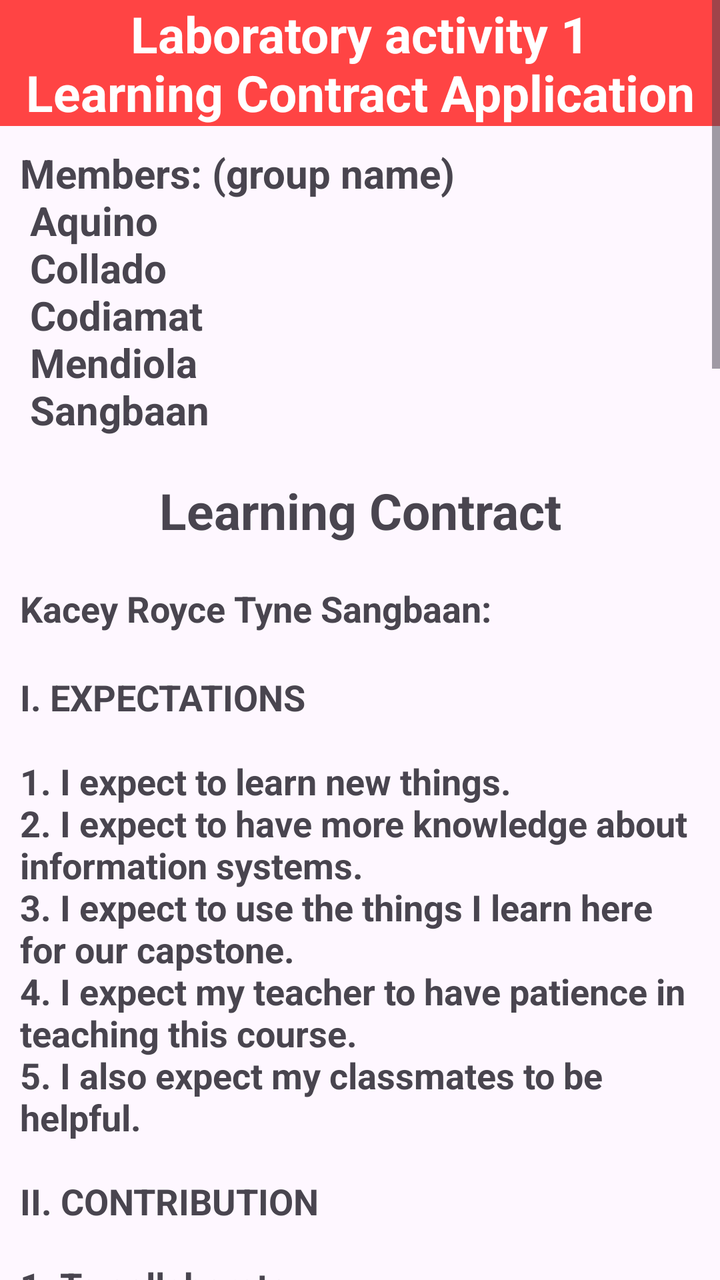
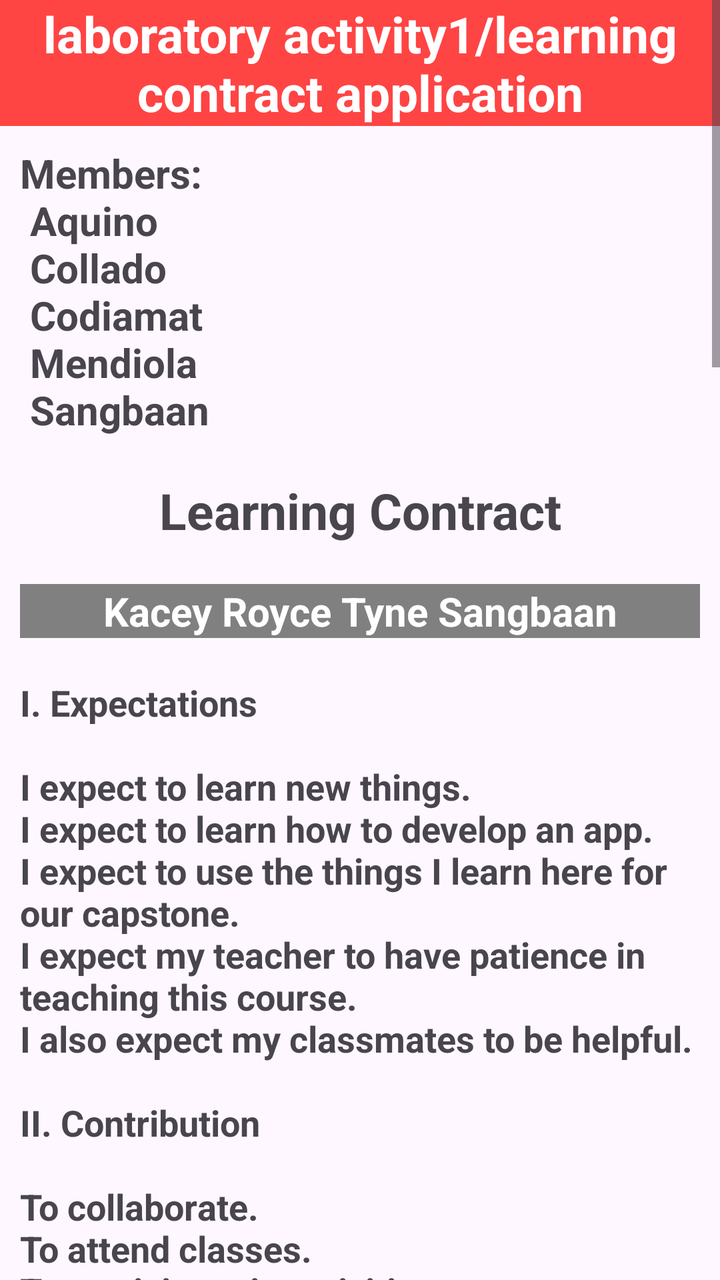

Compare the two renders of this Android layout. The source of the first and the diff that turns it into the second are given below.
<!-- AndroidManifest.xml: application theme Theme.CC17Lab1 -->
<!-- res/layout/test1.xml -->
<?xml version="1.0" encoding="utf-8"?>
<ScrollView xmlns:android="http://schemas.android.com/apk/res/android"
    xmlns:tools="http://schemas.android.com/tools"
    android:layout_width="wrap_content"
    android:layout_height="wrap_content"
    android:id="@+id/main">
    <LinearLayout
        android:layout_width="match_parent"
        android:layout_height="match_parent"
        android:orientation="vertical">

        <TextView
            android:id="@+id/title"
            android:layout_width="match_parent"
            android:layout_height="match_parent"
            android:text="@string/laboratory_activity_1_nlearning_contract_application"
            android:background="@android:color/holo_red_light"
            android:textColor="@android:color/white"
            android:textAlignment="center"
            android:textSize="25sp"
            android:textStyle="bold">
        </TextView>

        <TextView
            android:id="@+id/members"
            android:layout_width="match_parent"
            android:layout_height="match_parent"
            android:text="@string/members_group_name_n_aquino_n_collado_n_codiamat_n_mendiola_n_sangbaan"
            android:layout_margin="10sp"
            android:textStyle="bold"
            android:textSize="20sp"
            >
        </TextView>

        <TextView
            android:id="@+id/lcontract"
            android:layout_width="match_parent"
            android:layout_height="match_parent"
            android:layout_margin="10sp"
            android:text="@string/learning_contract"
            android:textAlignment="center"
            android:textSize="25sp"
            android:textStyle="bold">

        </TextView>
        
        <TextView
            android:id="@+id/name"
            android:layout_width="match_parent"
            android:layout_height="match_parent"
            android:text="@string/kacey_royce_tyne_sangbaan"
            android:textAlignment="viewStart"
            android:layout_margin="10sp"
            android:textSize="18sp"
            android:textStyle="bold">
        </TextView>

        <TextView
            android:id="@+id/contents"
            android:layout_width="match_parent"
            android:layout_height="match_parent"
            android:text="@string/i_expectations_n_n1_i_expect_to_learn_new_things_n2_i_expect_to_have_more_knowledge_about_information_systems_n3_i_expect_to_use_the_things_i_learn_here_for_our_capstone_n4_i_expect_my_teacher_to_have_patience_in_teaching_this_course_n5_i_also_expect_my_classmates_to_be_helpful_n_nii_contribution_n_n1_to_collaborate_n2_to_attend_classes_n3_to_participate_in_activities_n4_exert_enough_effort_to_pass_n5_to_help_my_classmates_when_they_are_having_a_hard_time_and_i_am_understanding_the_lesson_n_niii_motivations_n_n1_high_tuition_n2_my_loved_ones_n3_the_importance_of_this_course_to_my_future_n4_to_gain_more_knowledge_n5_finishing_this_course_n_niv_hindrances_n_n1_laziness_n2_lack_of_prior_knowledge_n3_easily_getting_uninterested_or_a_sense_of_ennui_n4_getting_easily_tired_when_there_s_a_lot_of_activities_n5_sometimes_being_late_because_of_staying_up_all_night"
            android:textAlignment="viewStart"
            android:layout_margin="10sp"
            android:textSize="18sp"
            android:textStyle="bold">
        </TextView>

        
        <TextView
            android:id="@+id/ivan"
            android:layout_width="match_parent"
            android:layout_height="match_parent"
            android:text="@string/ivan_dave_mendiola"
            android:textAlignment="viewStart"
            android:layout_margin="10sp"
            android:textSize="18sp"
            android:textStyle="bold">
        </TextView>

        <TextView
            android:id="@+id/description"
            android:layout_width="match_parent"
            android:layout_height="match_parent"
            android:text="@string/expectations_1_i_expect_that_this_subject_will_be_fun_and_engaging_2_i_expect_to_gain_a_deep_understanding_of_how_to_create_an_application_3_i_expect_to_learn_the_rules_about_what_is_the_best_tech_stack_for_developing_an_application_4_i_expect_the_lessons_to_be_a_little_bit_hard_5_i_expect_to_practice_using_real_tools_that_app_development_professionals_use_every_day_contributions_1_i_can_contribute_what_i_know_about_this_course_to_my_classmates_2_i_will_actively_participate_in_activities_3_i_will_help_others_when_needed_4_i_will_actively_listen_to_discussions_5_i_will_pass_everything_on_time_motivations_1_i_want_to_build_a_stable_and_successful_career_for_my_future_2_i_am_working_hard_so_i_can_earn_good_money_later_on_3_i_want_to_succeed_so_i_can_keep_up_with_and_support_my_friends_4_i_want_to_make_my_family_proud_of_my_achievements_5_i_need_to_do_well_to_make_sure_my_tuition_is_a_good_investment_hindrances_1_i_often_feel_tired_in_class_because_of_a_lack_of_sleep_2_my_bad_body_clock_makes_it_hard_to_stay_awake_during_early_lessons_3_i_find_it_difficult_to_stay_on_track_because_i_have_a_hard_time_focusing_4_i_sometimes_struggle_to_start_my_work_because_of_laziness_5_i_tend_to_leave_my_assignments_until_the_last_minute_due_to_procrastination"
            android:textAlignment="viewStart"
            android:layout_margin="10sp"
            android:textSize="18sp"
            android:textStyle="bold">
        </TextView>




    </LinearLayout>

</ScrollView>
<!-- resources referenced by this layout -->
<resources>
  <string name="expectations_1_i_expect_that_this_subject_will_be_fun_and_engaging_2_i_expect_to_gain_a_deep_understanding_of_how_to_create_an_application_3_i_expect_to_learn_the_rules_about_what_is_the_best_tech_stack_for_developing_an_application_4_i_expect_the_lessons_to_be_a_little_bit_hard_5_i_expect_to_practice_using_real_tools_that_app_development_professionals_use_every_day_contributions_1_i_can_contribute_what_i_know_about_this_course_to_my_classmates_2_i_will_actively_participate_in_activities_3_i_will_help_others_when_needed_4_i_will_actively_listen_to_discussions_5_i_will_pass_everything_on_time_motivations_1_i_want_to_build_a_stable_and_successful_career_for_my_future_2_i_am_working_hard_so_i_can_earn_good_money_later_on_3_i_want_to_succeed_so_i_can_keep_up_with_and_support_my_friends_4_i_want_to_make_my_family_proud_of_my_achievements_5_i_need_to_do_well_to_make_sure_my_tuition_is_a_good_investment_hindrances_1_i_often_feel_tired_in_class_because_of_a_lack_of_sleep_2_my_bad_body_clock_makes_it_hard_to_stay_awake_during_early_lessons_3_i_find_it_difficult_to_stay_on_track_because_i_have_a_hard_time_focusing_4_i_sometimes_struggle_to_start_my_work_because_of_laziness_5_i_tend_to_leave_my_assignments_until_the_last_minute_due_to_procrastination">EXPECTATIONS\n1. I expect that this subject will be fun and engaging.\n2. I expect to gain a deep understanding of how to create an application.\n3. I expect to learn the rules about what is the best tech stack for developing an application.\n4. I expect the lessons to be a little bit hard.\n5. I expect to practice using real tools that app development professionals use every day.\n\nCONTRIBUTIONS\n1. I can contribute what I know about this course to my classmates.\n2. I will actively participate in activities.\n3. I will help others when needed.\n4. I will actively listen to discussions.\n5. I will pass everything on time.\n\nMOTIVATIONS\n1. I want to build a stable and successful career for my future.\n2. I am working hard so I can earn good money later on.\n3. I want to succeed so I can keep up with and support my friends.\n4. I want to make my family proud of my achievements.\n5. I need to do well to make sure my tuition is a good investment.\n\nHINDRANCES\n1. I often feel tired in class because of a lack of sleep.\n2. My bad body clock makes it hard to stay awake during early lessons.\n3. I find it difficult to stay on track because I have a hard time focusing.\n4. I sometimes struggle to start my work because of laziness.\n5. I tend to leave my assignments until the last minute due to procrastination.</string>
  <string name="i_expectations_n_n1_i_expect_to_learn_new_things_n2_i_expect_to_have_more_knowledge_about_information_systems_n3_i_expect_to_use_the_things_i_learn_here_for_our_capstone_n4_i_expect_my_teacher_to_have_patience_in_teaching_this_course_n5_i_also_expect_my_classmates_to_be_helpful_n_nii_contribution_n_n1_to_collaborate_n2_to_attend_classes_n3_to_participate_in_activities_n4_exert_enough_effort_to_pass_n5_to_help_my_classmates_when_they_are_having_a_hard_time_and_i_am_understanding_the_lesson_n_niii_motivations_n_n1_high_tuition_n2_my_loved_ones_n3_the_importance_of_this_course_to_my_future_n4_to_gain_more_knowledge_n5_finishing_this_course_n_niv_hindrances_n_n1_laziness_n2_lack_of_prior_knowledge_n3_easily_getting_uninterested_or_a_sense_of_ennui_n4_getting_easily_tired_when_there_s_a_lot_of_activities_n5_sometimes_being_late_because_of_staying_up_all_night">I. EXPECTATIONS\n\n1. I expect to learn new things.\n2. I expect to have more knowledge about information systems.\n3. I expect to use the things I learn here for our capstone.\n4. I expect my teacher to have patience in teaching this course.\n5. I also expect my classmates to be helpful.\n\nII. CONTRIBUTION\n\n1. To collaborate.\n2. To attend classes.\n3. To participate in activities.\n4. Exert enough effort to pass.\n5. To help my classmates when they are having a hard time and I am understanding the lesson.\n\nIII. MOTIVATIONS\n\n1. High tuition.\n2. My loved ones.\n3. The importance of this course to my future.\n4. To gain more knowledge.\n5. Finishing this course.\n\nIV. HINDRANCES\n\n1. Laziness.\n2. Lack of prior knowledge.\n3. Easily getting uninterested or a sense of ennui.\n4. Getting easily tired when there\'s a lot of activities.\n5. Sometimes being late because of staying up all night.</string>
  <string name="ivan_dave_mendiola">Ivan Dave Mendiola</string>
  <string name="kacey_royce_tyne_sangbaan">Kacey Royce Tyne Sangbaan:</string>
  <string name="laboratory_activity_1_nlearning_contract_application">Laboratory activity 1\nLearning Contract Application</string>
  <string name="learning_contract">Learning Contract</string>
  <string name="members_group_name_n_aquino_n_collado_n_codiamat_n_mendiola_n_sangbaan">Members: (group name)\n Aquino\n Collado\n Codiamat\n Mendiola\n Sangbaan</string>
  <!-- unchanged entries left out for length: 2 -->
</resources>

<!-- the commit's change to res/layout/test1.xml (unified diff, before → after) -->
@@ -13,7 +13,7 @@
             android:id="@+id/title"
             android:layout_width="match_parent"
             android:layout_height="match_parent"
-            android:text="@string/laboratory_activity_1_nlearning_contract_application"
+            android:text="@string/title"
             android:background="@android:color/holo_red_light"
             android:textColor="@android:color/white"
             android:textAlignment="center"
@@ -25,7 +25,7 @@
             android:id="@+id/members"
             android:layout_width="match_parent"
             android:layout_height="match_parent"
-            android:text="@string/members_group_name_n_aquino_n_collado_n_codiamat_n_mendiola_n_sangbaan"
+            android:text="@string/members"
             android:layout_margin="10sp"
             android:textStyle="bold"
             android:textSize="20sp"
@@ -37,7 +37,7 @@
             android:layout_width="match_parent"
             android:layout_height="match_parent"
             android:layout_margin="10sp"
-            android:text="@string/learning_contract"
+            android:text="@string/header"
             android:textAlignment="center"
             android:textSize="25sp"
             android:textStyle="bold">
@@ -48,10 +48,12 @@
             android:id="@+id/name"
             android:layout_width="match_parent"
             android:layout_height="match_parent"
-            android:text="@string/kacey_royce_tyne_sangbaan"
-            android:textAlignment="viewStart"
+            android:text="@string/Kacey"
+            android:textColor="@color/white"
+            android:background="@color/gray"
+            android:textAlignment="center"
+            android:textSize="20sp"
             android:layout_margin="10sp"
-            android:textSize="18sp"
             android:textStyle="bold">
         </TextView>
 
@@ -59,7 +61,7 @@
             android:id="@+id/contents"
             android:layout_width="match_parent"
             android:layout_height="match_parent"
-            android:text="@string/i_expectations_n_n1_i_expect_to_learn_new_things_n2_i_expect_to_have_more_knowledge_about_information_systems_n3_i_expect_to_use_the_things_i_learn_here_for_our_capstone_n4_i_expect_my_teacher_to_have_patience_in_teaching_this_course_n5_i_also_expect_my_classmates_to_be_helpful_n_nii_contribution_n_n1_to_collaborate_n2_to_attend_classes_n3_to_participate_in_activities_n4_exert_enough_effort_to_pass_n5_to_help_my_classmates_when_they_are_having_a_hard_time_and_i_am_understanding_the_lesson_n_niii_motivations_n_n1_high_tuition_n2_my_loved_ones_n3_the_importance_of_this_course_to_my_future_n4_to_gain_more_knowledge_n5_finishing_this_course_n_niv_hindrances_n_n1_laziness_n2_lack_of_prior_knowledge_n3_easily_getting_uninterested_or_a_sense_of_ennui_n4_getting_easily_tired_when_there_s_a_lot_of_activities_n5_sometimes_being_late_because_of_staying_up_all_night"
+            android:text="@string/content1"
             android:textAlignment="viewStart"
             android:layout_margin="10sp"
             android:textSize="18sp"
@@ -71,10 +73,12 @@
             android:id="@+id/ivan"
             android:layout_width="match_parent"
             android:layout_height="match_parent"
-            android:text="@string/ivan_dave_mendiola"
-            android:textAlignment="viewStart"
+            android:text="@string/Ivan"
+            android:textColor="@color/white"
+            android:background="@color/gray"
+            android:textAlignment="center"
+            android:textSize="20sp"
             android:layout_margin="10sp"
-            android:textSize="18sp"
             android:textStyle="bold">
         </TextView>
 
@@ -82,7 +86,7 @@
             android:id="@+id/description"
             android:layout_width="match_parent"
             android:layout_height="match_parent"
-            android:text="@string/expectations_1_i_expect_that_this_subject_will_be_fun_and_engaging_2_i_expect_to_gain_a_deep_understanding_of_how_to_create_an_application_3_i_expect_to_learn_the_rules_about_what_is_the_best_tech_stack_for_developing_an_application_4_i_expect_the_lessons_to_be_a_little_bit_hard_5_i_expect_to_practice_using_real_tools_that_app_development_professionals_use_every_day_contributions_1_i_can_contribute_what_i_know_about_this_course_to_my_classmates_2_i_will_actively_participate_in_activities_3_i_will_help_others_when_needed_4_i_will_actively_listen_to_discussions_5_i_will_pass_everything_on_time_motivations_1_i_want_to_build_a_stable_and_successful_career_for_my_future_2_i_am_working_hard_so_i_can_earn_good_money_later_on_3_i_want_to_succeed_so_i_can_keep_up_with_and_support_my_friends_4_i_want_to_make_my_family_proud_of_my_achievements_5_i_need_to_do_well_to_make_sure_my_tuition_is_a_good_investment_hindrances_1_i_often_feel_tired_in_class_because_of_a_lack_of_sleep_2_my_bad_body_clock_makes_it_hard_to_stay_awake_during_early_lessons_3_i_find_it_difficult_to_stay_on_track_because_i_have_a_hard_time_focusing_4_i_sometimes_struggle_to_start_my_work_because_of_laziness_5_i_tend_to_leave_my_assignments_until_the_last_minute_due_to_procrastination"
+            android:text="@string/content2"
             android:textAlignment="viewStart"
             android:layout_margin="10sp"
             android:textSize="18sp"
<!-- resource entries referenced after the edit -->
@@ -1,12 +1,29 @@
 <!-- resources referenced by this layout -->
 <resources>
-  <string name="expectations_1_i_expect_that_this_subject_will_be_fun_and_engaging_2_i_expect_to_gain_a_deep_understanding_of_how_to_create_an_application_3_i_expect_to_learn_the_rules_about_what_is_the_best_tech_stack_for_developing_an_application_4_i_expect_the_lessons_to_be_a_little_bit_hard_5_i_expect_to_practice_using_real_tools_that_app_development_professionals_use_every_day_contributions_1_i_can_contribute_what_i_know_about_this_course_to_my_classmates_2_i_will_actively_participate_in_activities_3_i_will_help_others_when_needed_4_i_will_actively_listen_to_discussions_5_i_will_pass_everything_on_time_motivations_1_i_want_to_build_a_stable_and_successful_career_for_my_future_2_i_am_working_hard_so_i_can_earn_good_money_later_on_3_i_want_to_succeed_so_i_can_keep_up_with_and_support_my_friends_4_i_want_to_make_my_family_proud_of_my_achievements_5_i_need_to_do_well_to_make_sure_my_tuition_is_a_good_investment_hindrances_1_i_often_feel_tired_in_class_because_of_a_lack_of_sleep_2_my_bad_body_clock_makes_it_hard_to_stay_awake_during_early_lessons_3_i_find_it_difficult_to_stay_on_track_because_i_have_a_hard_time_focusing_4_i_sometimes_struggle_to_start_my_work_because_of_laziness_5_i_tend_to_leave_my_assignments_until_the_last_minute_due_to_procrastination">EXPECTATIONS\n1. I expect that this subject will be fun and engaging.\n2. I expect to gain a deep understanding of how to create an application.\n3. I expect to learn the rules about what is the best tech stack for developing an application.\n4. I expect the lessons to be a little bit hard.\n5. I expect to practice using real tools that app development professionals use every day.\n\nCONTRIBUTIONS\n1. I can contribute what I know about this course to my classmates.\n2. I will actively participate in activities.\n3. I will help others when needed.\n4. I will actively listen to discussions.\n5. I will pass everything on time.\n\nMOTIVATIONS\n1. I want to build a stable and successful career for my future.\n2. I am working hard so I can earn good money later on.\n3. I want to succeed so I can keep up with and support my friends.\n4. I want to make my family proud of my achievements.\n5. I need to do well to make sure my tuition is a good investment.\n\nHINDRANCES\n1. I often feel tired in class because of a lack of sleep.\n2. My bad body clock makes it hard to stay awake during early lessons.\n3. I find it difficult to stay on track because I have a hard time focusing.\n4. I sometimes struggle to start my work because of laziness.\n5. I tend to leave my assignments until the last minute due to procrastination.</string>
-  <string name="i_expectations_n_n1_i_expect_to_learn_new_things_n2_i_expect_to_have_more_knowledge_about_information_systems_n3_i_expect_to_use_the_things_i_learn_here_for_our_capstone_n4_i_expect_my_teacher_to_have_patience_in_teaching_this_course_n5_i_also_expect_my_classmates_to_be_helpful_n_nii_contribution_n_n1_to_collaborate_n2_to_attend_classes_n3_to_participate_in_activities_n4_exert_enough_effort_to_pass_n5_to_help_my_classmates_when_they_are_having_a_hard_time_and_i_am_understanding_the_lesson_n_niii_motivations_n_n1_high_tuition_n2_my_loved_ones_n3_the_importance_of_this_course_to_my_future_n4_to_gain_more_knowledge_n5_finishing_this_course_n_niv_hindrances_n_n1_laziness_n2_lack_of_prior_knowledge_n3_easily_getting_uninterested_or_a_sense_of_ennui_n4_getting_easily_tired_when_there_s_a_lot_of_activities_n5_sometimes_being_late_because_of_staying_up_all_night">I. EXPECTATIONS\n\n1. I expect to learn new things.\n2. I expect to have more knowledge about information systems.\n3. I expect to use the things I learn here for our capstone.\n4. I expect my teacher to have patience in teaching this course.\n5. I also expect my classmates to be helpful.\n\nII. CONTRIBUTION\n\n1. To collaborate.\n2. To attend classes.\n3. To participate in activities.\n4. Exert enough effort to pass.\n5. To help my classmates when they are having a hard time and I am understanding the lesson.\n\nIII. MOTIVATIONS\n\n1. High tuition.\n2. My loved ones.\n3. The importance of this course to my future.\n4. To gain more knowledge.\n5. Finishing this course.\n\nIV. HINDRANCES\n\n1. Laziness.\n2. Lack of prior knowledge.\n3. Easily getting uninterested or a sense of ennui.\n4. Getting easily tired when there\'s a lot of activities.\n5. Sometimes being late because of staying up all night.</string>
-  <string name="ivan_dave_mendiola">Ivan Dave Mendiola</string>
-  <string name="kacey_royce_tyne_sangbaan">Kacey Royce Tyne Sangbaan:</string>
-  <string name="laboratory_activity_1_nlearning_contract_application">Laboratory activity 1\nLearning Contract Application</string>
-  <string name="learning_contract">Learning Contract</string>
-  <string name="members_group_name_n_aquino_n_collado_n_codiamat_n_mendiola_n_sangbaan">Members: (group name)\n Aquino\n Collado\n Codiamat\n Mendiola\n Sangbaan</string>
+  <color name="gray">#808080</color>
+  <color name="white">#FFFFFFFF</color>
+  <string name="Ivan">
+          Ivan Dave Mendiola
+      </string>
+  <string name="Kacey">
+          Kacey Royce Tyne Sangbaan
+      </string>
+  <string name="content1">I. Expectations\n\nI expect to learn new things.\nI expect to learn how to develop an app.\nI expect to use the things I learn here for our capstone.\nI expect my teacher to have patience in teaching this course.\nI also expect my classmates to be helpful.\n\nII. Contribution\n\nTo collaborate.\nTo attend classes.\nTo participate in activities.\nExert enough effort to pass.\nTo help my classmates when they are having a hard time and I am understanding the lesson.\n\nIII. Motivations\n\nHigh tuition.\nMy loved ones.\nThe importance of this course to my future.\nTo gain more knowledge.\nFinishing this course.\n\nIV. Hindrances\n\nLaziness.\nLack of prior knowledge.\nEasily getting uninterested or a sense of ennui.\nGetting easily tired when there are a lot of activities.\nSometimes being late because of staying up all night.</string>
+  <string name="content2">I. Expectations\n\nI expect that this subject will be fun and engaging.\nI expect to gain a deep understanding of how to create an application.\nI expect to learn the rules about what is the best tech-stack for developing an application.\nI expect the lessons to be a little bit hard.\nI expect to practice using real tools that app-dev pros use every day.\n\nII. Contributions\n\nI can contribute what I know about this course to my classmates.\nI will actively participate in activities.\nI will help others when needed.\nI will actively listen to discussions.\nI will pass everything on time.\n\nIII. Motivations\n\nI want to build a stable and successful career for my future.\nI am working hard so I can earn good money later on.\nI want to succeed so I can keep up with and support my friends.\nI want to make my family proud of my achievements.\nI need to do well to make sure my tuition is a good investment.\n\nVI. Hindrances\n\nI often feel tired in class because of a lack of sleep.\nMy bad body clock makes it hard to stay awake during early lessons.\nI find it difficult to stay on track because I have a hard time focusing.\nI sometimes struggle to start my work because of laziness.\nI tend to leave my assignments until the last minute due to procrastination.</string>
+  <string name="header">
+          Learning Contract
+      </string>
+  <string name="members">
+      Members:\n
+      Aquino\n
+      Collado\n
+      Codiamat\n
+      Mendiola\n
+      Sangbaan
+      </string>
+  <string name="title">
+          laboratory activity1/learning contract application
+      </string>
   <!-- unchanged entries left out for length: 2 -->
 </resources>
 
